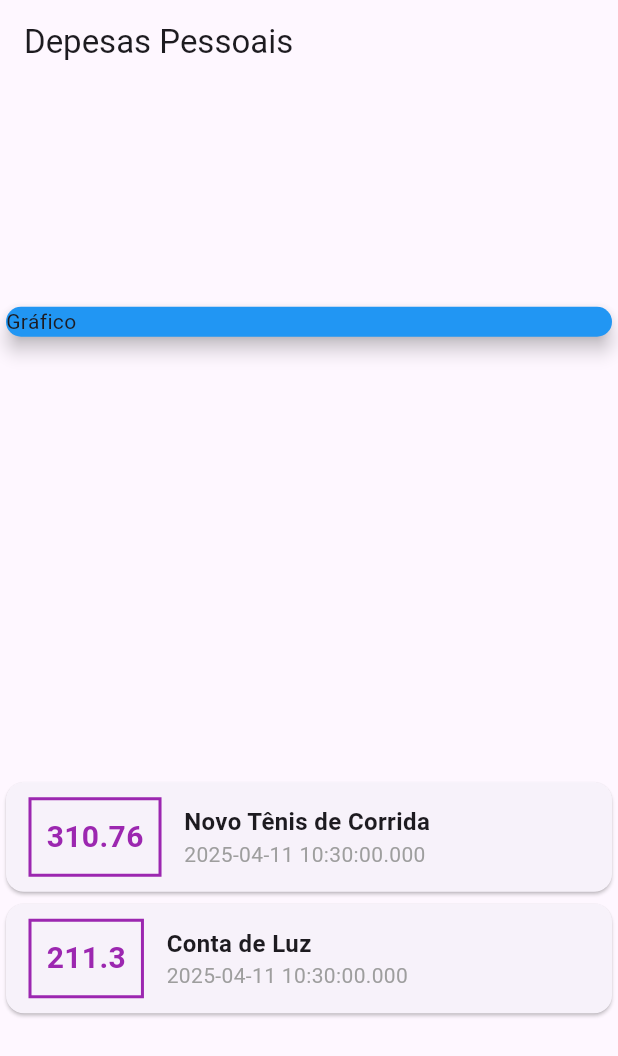
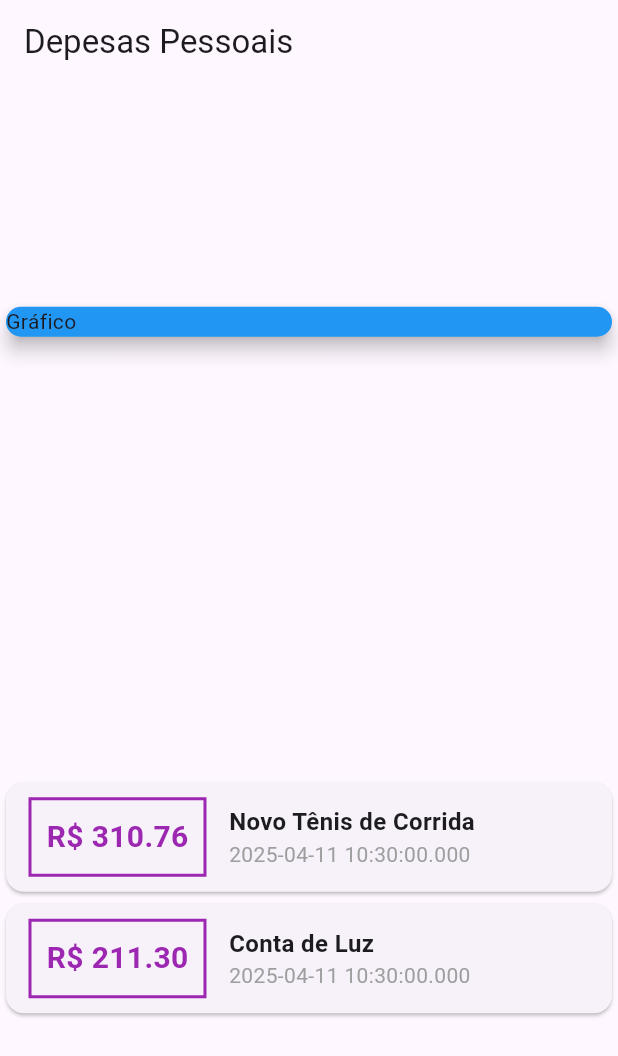
Before and after one commit to higornobrega/Curso_Aprenda_Flutter_e_Desenvolva_Apps_Para_Android_e_IOS, a Flutter app: the screen it shows after launch, on a phone screen of 412 x 824 dp. Shown: the top 1056 px of the screen. Run offline on Flutter 3.47's test engine with Material 3 defaults, Android fonts, the phone set to English and light mode, and no system bars.

Commit message:
interpolação

```diff
--- a/secao_quatro/expenses/lib/main.dart
+++ b/secao_quatro/expenses/lib/main.dart
@@ -61,7 +61,7 @@ class MyHomePage extends StatelessWidget {
                           padding: EdgeInsets.all(10),
 
                           child: Text(
-                            tr.value.toString(),
+                            'R\$ ${tr.value.toStringAsFixed(2)}',
                             style: TextStyle(
                               fontWeight: FontWeight.bold,
                               fontSize: 20,
@@ -96,31 +96,3 @@ class MyHomePage extends StatelessWidget {
     );
   }
 }
-
-
-// Correção Transaction e SDK
-// Fala galera!
-
-// Na próxima aula o professor vai criar a classe modelo Transaction, porém algumas mudanças são necessárias por conta do Flutter 2. Em resumo, não será mais necessário fazer o import do 'foundation' nem utilizar o @ no required.
-
-// O código ficará assim:
-
-// class Transaction {
-//   final String id;
-//   final String title;
-//   final double value;
-//   final DateTime date;
-
-//   Transaction({
-//     required this.id,
-//     required this.title,
-//     required this.value,
-//     required this.date,
-//   });
-// }
-// A mudança na versão do SDK para poder aceitar o operador spread também não é mais necessária, o operador irá funcionar normalmente desde que seu projeto tenha sido criado com as versões atualizadas do Dart e Flutter.
-
-// Como padrão o sdk estará com os seguintes números lá no arquivo pubspec:
-
-// sdk: ">=2.12.0 <3.0.0"
-// Bons estudos!
```
